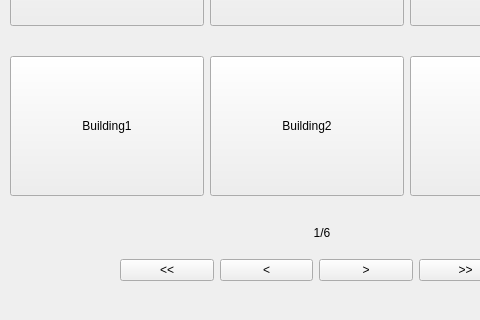
This is BuildingDialog.ui in cbchoi/pohangsim as Qt 5 draws it before an edit; both pictures show x 0 to 480 and y 145 to 465 of the 798 by 465 pixel window. The edited form follows.
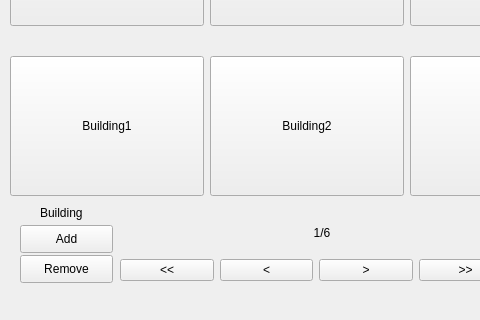
This is the edited form.

Commit message: main_window and building dialog update

```diff
--- a/BuildingDialog.ui
+++ b/BuildingDialog.ui
@@ -248,6 +248,45 @@
     <string>Edit</string>
    </property>
   </widget>
+  <widget class="QPushButton" name="pushButton">
+   <property name="geometry">
+    <rect>
+     <x>20</x>
+     <y>370</y>
+     <width>93</width>
+     <height>28</height>
+    </rect>
+   </property>
+   <property name="text">
+    <string>Add</string>
+   </property>
+  </widget>
+  <widget class="QPushButton" name="pushButton_2">
+   <property name="geometry">
+    <rect>
+     <x>20</x>
+     <y>400</y>
+     <width>93</width>
+     <height>28</height>
+    </rect>
+   </property>
+   <property name="text">
+    <string>Remove</string>
+   </property>
+  </widget>
+  <widget class="QLabel" name="label_2">
+   <property name="geometry">
+    <rect>
+     <x>40</x>
+     <y>350</y>
+     <width>64</width>
+     <height>15</height>
+    </rect>
+   </property>
+   <property name="text">
+    <string>Building</string>
+   </property>
+  </widget>
  </widget>
  <resources/>
  <connections>
```
The commit also changes 5 other files.
